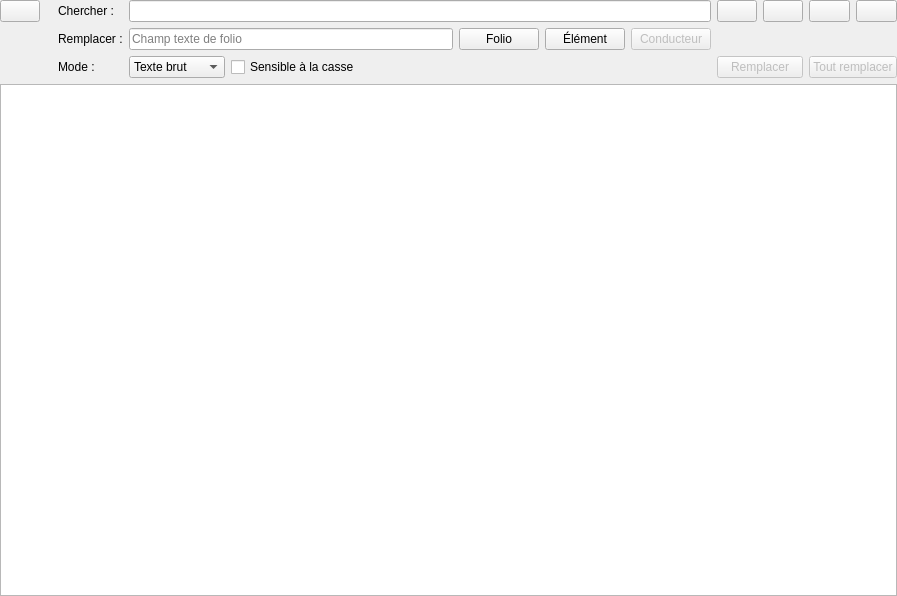
Before: the Qt Designer form sources/SearchAndReplace/ui/searchandreplacewidget.ui in qelectrotech/qelectrotech-source-mirror, drawn with Qt 5.
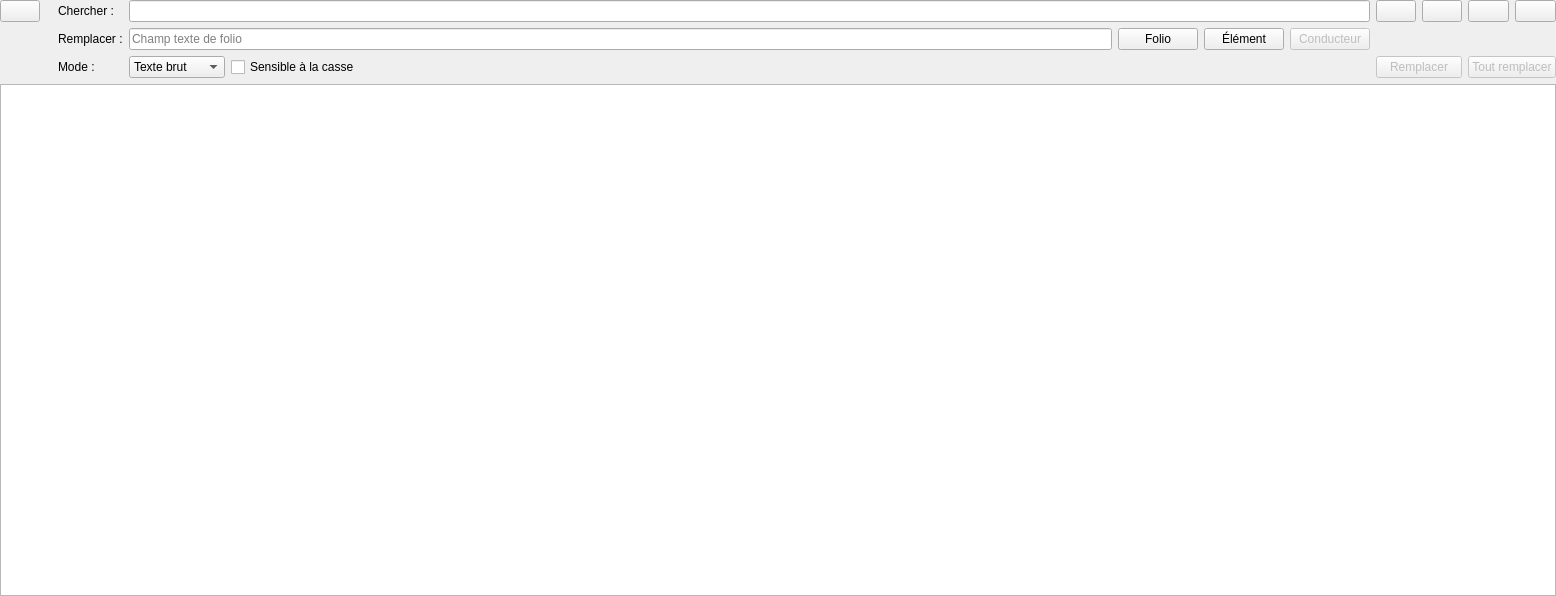
After: the same form once the commit is applied. Icons and pictures are not drawn.

The edit to the form file:
```diff
--- a/sources/SearchAndReplace/ui/searchandreplacewidget.ui
+++ b/sources/SearchAndReplace/ui/searchandreplacewidget.ui
@@ -6,7 +6,7 @@
    <rect>
     <x>0</x>
     <y>0</y>
-    <width>897</width>
+    <width>1556</width>
     <height>596</height>
    </rect>
   </property>
```
Left out of the diff: 6 changed lines with no effect on the pictures.
